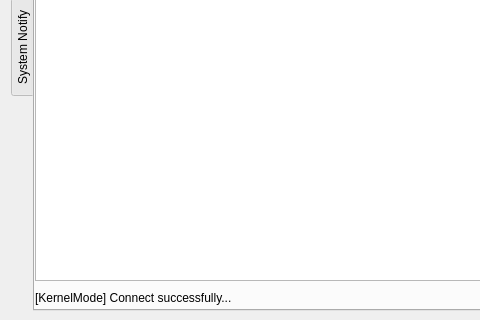
BlackINT3/OpenArk, file src/OpenArk/ui/kernel.ui: the form before one commit; both pictures show x 0 to 480 and y 234 to 554 of the 866 by 554 pixel window.
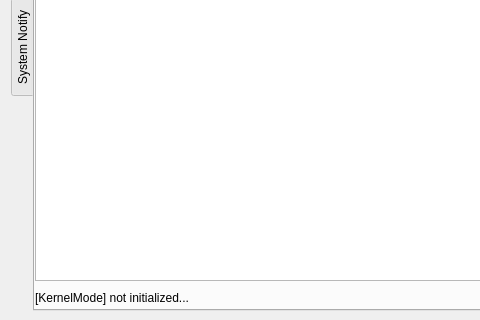
The form after the commit.

Diff of the .ui file:
```diff
--- a/src/OpenArk/ui/kernel.ui
+++ b/src/OpenArk/ui/kernel.ui
@@ -65,7 +65,7 @@
          <item>
           <widget class="QLabel" name="kernelModeStatus">
            <property name="text">
-            <string>[KernelMode] Connect successfully...</string>
+            <string>[KernelMode] not initialized...</string>
            </property>
           </widget>
          </item>
```
